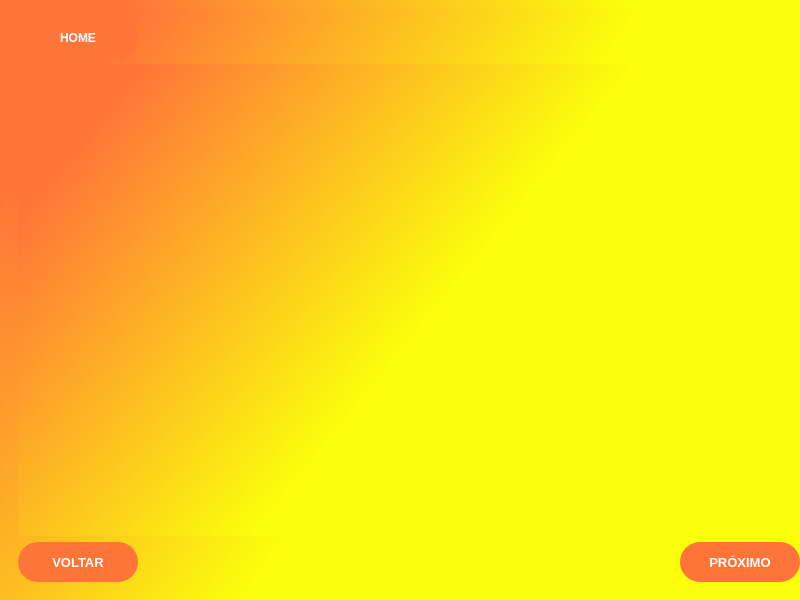
This is 5.Modulados/Modulados/mainwindow.ui in IsadoraVanco/Gamellito as Qt 5 draws it before an edit. The edited form follows.
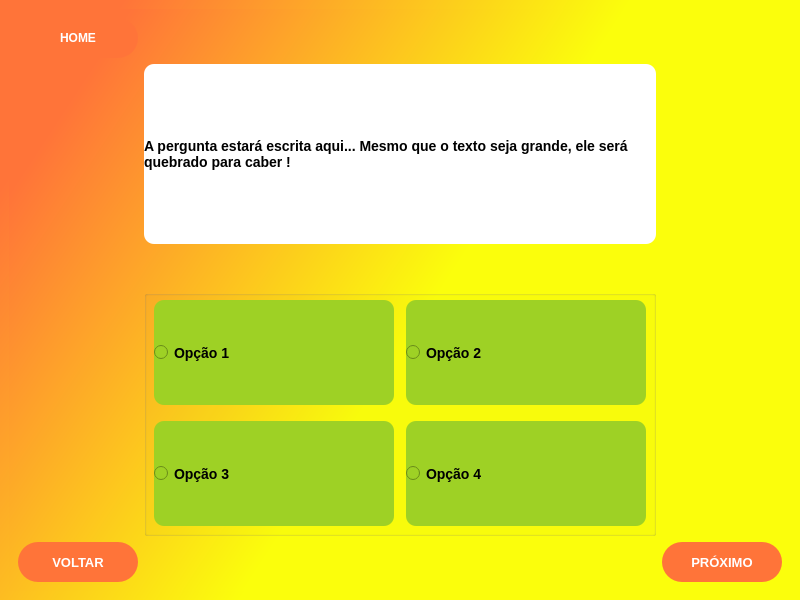
This is the edited form. The open tabs and pages were chosen to show the change.

Commit message: feat: Adiciona pergunta na sequência e armazena a resposta (#33)

```diff
--- a/5.Modulados/Modulados/mainwindow.ui
+++ b/5.Modulados/Modulados/mainwindow.ui
@@ -40,13 +40,22 @@
       </property>
       <property name="minimumSize">
        <size>
-        <width>800</width>
-        <height>500</height>
+        <width>700</width>
+        <height>400</height>
        </size>
       </property>
       <property name="styleSheet">
        <string notr="true">margin: 0;</string>
       </property>
+      <property name="frameShape">
+       <enum>QFrame::NoFrame</enum>
+      </property>
+      <property name="frameShadow">
+       <enum>QFrame::Raised</enum>
+      </property>
+      <property name="lineWidth">
+       <number>1</number>
+      </property>
       <property name="currentIndex">
        <number>5</number>
       </property>
@@ -1241,10 +1250,75 @@
        </layout>
       </widget>
       <widget class="QWidget" name="questionario">
-       <layout class="QVBoxLayout" name="verticalLayout_3">
-        <item>
-         <layout class="QHBoxLayout" name="horizontalLayout_3">
-          <item>
+       <layout class="QGridLayout" name="gridLayout_6">
+        <item row="0" column="1">
+         <spacer name="verticalSpacer_4">
+          <property name="orientation">
+           <enum>Qt::Vertical</enum>
+          </property>
+          <property name="sizeType">
+           <enum>QSizePolicy::Minimum</enum>
+          </property>
+          <property name="sizeHint" stdset="0">
+           <size>
+            <width>20</width>
+            <height>40</height>
+           </size>
+          </property>
+         </spacer>
+        </item>
+        <item row="4" column="2" alignment="Qt::AlignRight|Qt::AlignBottom">
+         <widget class="QPushButton" name="pushButton_proximo_pergunta">
+          <property name="sizePolicy">
+           <sizepolicy hsizetype="Fixed" vsizetype="Fixed">
+            <horstretch>0</horstretch>
+            <verstretch>0</verstretch>
+           </sizepolicy>
+          </property>
+          <property name="minimumSize">
+           <size>
+            <width>120</width>
+            <height>40</height>
+           </size>
+          </property>
+          <property name="maximumSize">
+           <size>
+            <width>120</width>
+            <height>40</height>
+           </size>
+          </property>
+          <property name="font">
+           <font>
+            <pointsize>10</pointsize>
+            <weight>75</weight>
+            <bold>true</bold>
+           </font>
+          </property>
+          <property name="cursor">
+           <cursorShape>PointingHandCursor</cursorShape>
+          </property>
+          <property name="styleSheet">
+           <string notr="true">QPushButton {
+	background-color: #FF7439;
+	border-radius: 20px;
+	border: none;
+	color: #fff;
+}
+
+QPushButton:hover {
+	background-color: #c8592d;
+}
+
+QPushButton:pressed {
+	background-color: #c8592d;
+}</string>
+          </property>
+          <property name="text">
+           <string>PRÓXIMO</string>
+          </property>
+         </widget>
+        </item>
+        <item row="0" column="0">
            <widget class="QPushButton" name="pushButton_pergunta_inicio">
             <property name="minimumSize">
              <size>
@@ -1282,105 +1356,243 @@
             </property>
            </widget>
           </item>
-          <item>
+        <item row="1" column="0">
            <spacer name="horizontalSpacer">
             <property name="orientation">
              <enum>Qt::Horizontal</enum>
             </property>
+          <property name="sizeType">
+           <enum>QSizePolicy::Minimum</enum>
+          </property>
             <property name="sizeHint" stdset="0">
              <size>
-              <width>40</width>
+            <width>30</width>
               <height>20</height>
              </size>
             </property>
            </spacer>
           </item>
-         </layout>
+        <item row="1" column="2">
+         <spacer name="horizontalSpacer_8">
+          <property name="orientation">
+           <enum>Qt::Horizontal</enum>
+          </property>
+          <property name="sizeType">
+           <enum>QSizePolicy::Minimum</enum>
+          </property>
+          <property name="sizeHint" stdset="0">
+           <size>
+            <width>30</width>
+            <height>20</height>
+           </size>
+          </property>
+         </spacer>
         </item>
-        <item>
-         <widget class="QWidget" name="widget_perguntas" native="true">
+        <item row="3" column="1">
+         <widget class="QGroupBox" name="groupBox_respostas_questionario">
+          <property name="minimumSize">
+           <size>
+            <width>400</width>
+            <height>200</height>
+           </size>
+          </property>
+          <property name="styleSheet">
+           <string notr="true">background: none;</string>
+          </property>
+          <property name="title">
+           <string/>
+          </property>
+          <layout class="QGridLayout" name="gridLayout_9">
+           <item row="2" column="2">
+            <widget class="QRadioButton" name="radioButton_resposta4">
           <property name="sizePolicy">
            <sizepolicy hsizetype="Expanding" vsizetype="Expanding">
             <horstretch>0</horstretch>
             <verstretch>0</verstretch>
            </sizepolicy>
           </property>
-          <property name="minimumSize">
-           <size>
-            <width>550</width>
-            <height>350</height>
-           </size>
-          </property>
-         </widget>
-        </item>
-        <item>
-         <layout class="QHBoxLayout" name="horizontalLayout_4">
-          <item>
-           <widget class="QPushButton" name="pushButton_voltar_pergunta">
+             <property name="styleSheet">
+              <string notr="true">QRadioButton{
+font-size:14px;
+font-weight: bold;
+background-color: #9ED125;
+border-radius: 10px;
+min-width: 220px;
+min-height: 60px;
+}
+
+QRadioButton::checked{
+background-color: #789d1c;
+}</string>
+             </property>
+             <property name="text">
+              <string>Opção 4</string>
+             </property>
+            </widget>
+           </item>
+           <item row="0" column="2">
+            <widget class="QRadioButton" name="radioButton_resposta2">
             <property name="sizePolicy">
-             <sizepolicy hsizetype="Fixed" vsizetype="Fixed">
+              <sizepolicy hsizetype="Expanding" vsizetype="Expanding">
               <horstretch>0</horstretch>
               <verstretch>0</verstretch>
              </sizepolicy>
             </property>
-            <property name="minimumSize">
-             <size>
-              <width>120</width>
-              <height>40</height>
-             </size>
-            </property>
-            <property name="maximumSize">
-             <size>
-              <width>120</width>
-              <height>40</height>
-             </size>
-            </property>
-            <property name="font">
-             <font>
-              <pointsize>10</pointsize>
-              <weight>75</weight>
-              <bold>true</bold>
-             </font>
-            </property>
-            <property name="cursor">
-             <cursorShape>PointingHandCursor</cursorShape>
-            </property>
+             <property name="styleSheet">
+              <string notr="true">QRadioButton{
+font-size:14px;
+font-weight: bold;
+background-color: #9ED125;
+border-radius: 10px;
+min-width: 220px;
+min-height: 60px;
+}
+
+QRadioButton::checked{
+background-color: #789d1c;
+}</string>
+             </property>
+             <property name="text">
+              <string>Opção 2</string>
+             </property>
+            </widget>
+           </item>
+           <item row="2" column="0">
+            <widget class="QRadioButton" name="radioButton_resposta3">
+             <property name="sizePolicy">
+              <sizepolicy hsizetype="Expanding" vsizetype="Expanding">
+               <horstretch>0</horstretch>
+               <verstretch>0</verstretch>
+              </sizepolicy>
+             </property>
             <property name="styleSheet">
-             <string notr="true">QPushButton {
-	background-color: #FF7439;
-	border-radius: 20px;
-	border: none;
-	color: #fff;
+              <string notr="true">QRadioButton{
+font-size:14px;
+font-weight: bold;
+background-color: #9ED125;
+border-radius: 10px;
+min-width: 220px;
+min-height: 60px;
 }
 
-QPushButton:hover {
-	background-color: #c8592d;
+QRadioButton::checked{
+background-color: #789d1c;
+}</string>
+             </property>
+             <property name="text">
+              <string>Opção 3</string>
+             </property>
+            </widget>
+           </item>
+           <item row="0" column="0">
+            <widget class="QRadioButton" name="radioButton_resposta1">
+             <property name="sizePolicy">
+              <sizepolicy hsizetype="Expanding" vsizetype="Expanding">
+               <horstretch>0</horstretch>
+               <verstretch>0</verstretch>
+              </sizepolicy>
+             </property>
+             <property name="autoFillBackground">
+              <bool>false</bool>
+             </property>
+             <property name="styleSheet">
+              <string notr="true">QRadioButton{
+font-size:14px;
+font-weight: bold;
+background-color: #9ED125;
+border-radius: 10px;
+min-width: 220px;
+min-height: 60px;
 }
 
-QPushButton:pressed {
-	background-color: #c8592d;
+QRadioButton::checked{
+background-color: #789d1c;
 }</string>
             </property>
             <property name="text">
-             <string>VOLTAR</string>
+              <string>Opção 1</string>
             </property>
            </widget>
           </item>
-          <item>
+           <item row="1" column="0">
+            <spacer name="verticalSpacer_8">
+             <property name="orientation">
+              <enum>Qt::Vertical</enum>
+             </property>
+             <property name="sizeType">
+              <enum>QSizePolicy::Minimum</enum>
+             </property>
+             <property name="sizeHint" stdset="0">
+              <size>
+               <width>20</width>
+               <height>10</height>
+              </size>
+             </property>
+            </spacer>
+           </item>
+           <item row="0" column="1">
            <spacer name="horizontalSpacer_3">
             <property name="orientation">
              <enum>Qt::Horizontal</enum>
             </property>
+             <property name="sizeType">
+              <enum>QSizePolicy::MinimumExpanding</enum>
+             </property>
             <property name="sizeHint" stdset="0">
              <size>
-              <width>40</width>
+               <width>5</width>
               <height>20</height>
              </size>
             </property>
            </spacer>
           </item>
-          <item>
-           <widget class="QPushButton" name="pushButton_proximo_pergunta">
+          </layout>
+         </widget>
+        </item>
+        <item row="1" column="1">
+         <widget class="QLabel" name="label_pergunta">
+          <property name="sizePolicy">
+           <sizepolicy hsizetype="Expanding" vsizetype="Preferred">
+            <horstretch>0</horstretch>
+            <verstretch>0</verstretch>
+           </sizepolicy>
+          </property>
+          <property name="minimumSize">
+           <size>
+            <width>500</width>
+            <height>180</height>
+           </size>
+          </property>
+          <property name="styleSheet">
+           <string notr="true">background-color: white;
+font-size: 14px;
+color: black;
+border: none;
+border-radius: 10px;
+font-weight:bold;</string>
+          </property>
+          <property name="text">
+           <string>A pergunta estará escrita aqui... Mesmo que o texto seja grande, ele será quebrado para caber !</string>
+          </property>
+          <property name="scaledContents">
+           <bool>true</bool>
+          </property>
+          <property name="alignment">
+           <set>Qt::AlignLeading|Qt::AlignLeft|Qt::AlignVCenter</set>
+          </property>
+          <property name="wordWrap">
+           <bool>true</bool>
+          </property>
+          <property name="margin">
+           <number>15</number>
+          </property>
+          <property name="indent">
+           <number>0</number>
+          </property>
+         </widget>
+        </item>
+        <item row="4" column="0" alignment="Qt::AlignLeft|Qt::AlignBottom">
+         <widget class="QPushButton" name="pushButton_voltar_pergunta">
             <property name="sizePolicy">
              <sizepolicy hsizetype="Fixed" vsizetype="Fixed">
               <horstretch>0</horstretch>
@@ -1426,11 +1638,41 @@
 }</string>
             </property>
             <property name="text">
-             <string>PRÓXIMO</string>
+           <string>VOLTAR</string>
             </property>
            </widget>
           </item>
-         </layout>
+        <item row="4" column="1">
+         <spacer name="verticalSpacer_6">
+          <property name="orientation">
+           <enum>Qt::Vertical</enum>
+          </property>
+          <property name="sizeType">
+           <enum>QSizePolicy::Fixed</enum>
+          </property>
+          <property name="sizeHint" stdset="0">
+           <size>
+            <width>20</width>
+            <height>40</height>
+           </size>
+          </property>
+         </spacer>
+        </item>
+        <item row="2" column="1">
+         <spacer name="verticalSpacer_7">
+          <property name="orientation">
+           <enum>Qt::Vertical</enum>
+          </property>
+          <property name="sizeType">
+           <enum>QSizePolicy::Minimum</enum>
+          </property>
+          <property name="sizeHint" stdset="0">
+           <size>
+            <width>20</width>
+            <height>40</height>
+           </size>
+          </property>
+         </spacer>
         </item>
        </layout>
       </widget>
```
Left out of the diff: 461 changed lines with no effect on the pictures. Lines whose indentation alone changed are shown as unchanged. The commit also changes 6 other files.
